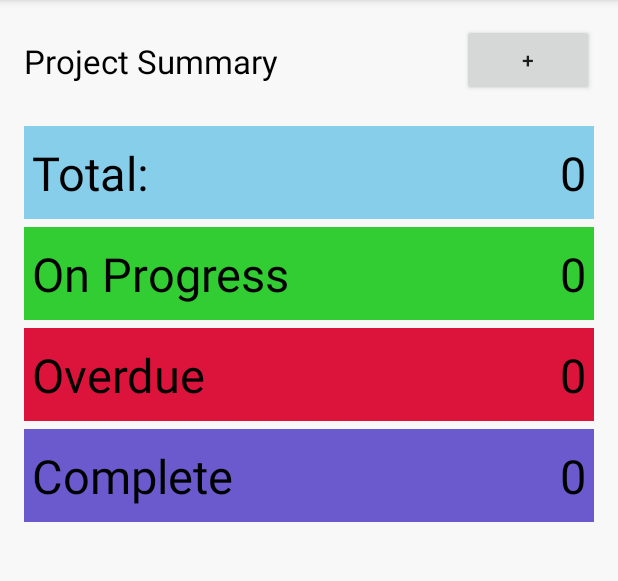
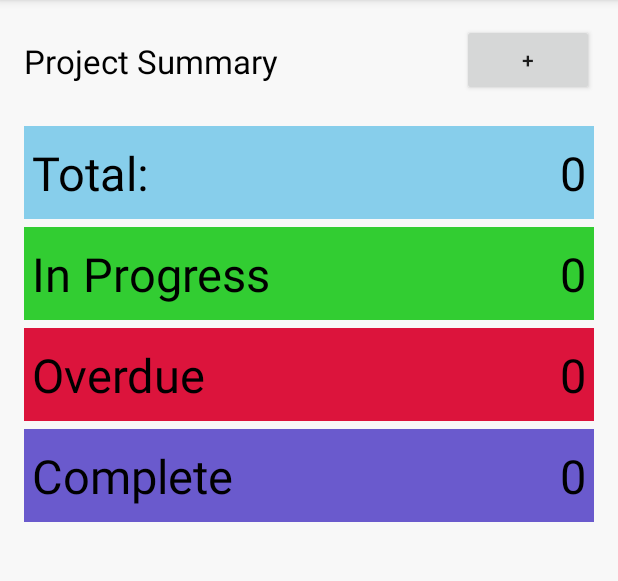
Before and after one commit to jeremy-kunzhou/TickTeeforAndroid, an Android app: the MainActivity screen opened directly, with no data from a screen before it, on a phone screen of 412 x 824 dp, the part 84-665 px from its top. Run offline under Robolectric (Android 15) with nearby library versions, the phone set to English and light mode, and no system bars.

```diff
--- a/app/src/main/res/layout/activity_main.xml
+++ b/app/src/main/res/layout/activity_main.xml
@@ -62,7 +62,7 @@
                 android:layout_width="match_parent"
                 android:layout_height="wrap_content"
                 android:orientation="horizontal"
-                android:background="#87CEEB"
+                android:background="@color/normal_status"
                 android:onClick="llTotalClick">
                 <TextView
                     android:layout_width="0dp"
@@ -95,13 +95,13 @@
                 android:orientation="horizontal"
                 android:layout_width="match_parent"
                 android:layout_height="wrap_content"
-                android:background="#32CD32"
+                android:background="@color/in_progress_status"
                 android:layout_marginTop="5sp">
 
                 <TextView
                     android:layout_width="0dp"
                     android:layout_height="fill_parent"
-                    android:text="@string/on_progress"
+                    android:text="@string/in_progress"
                     android:layout_weight="0.6"
                     android:textSize="@dimen/summary_text_size"
                     android:gravity="center_vertical|start"
@@ -130,7 +130,7 @@
                 android:layout_width="match_parent"
                 android:layout_height="wrap_content"
                 android:id="@+id/linearLayout"
-                android:background="#DC143C"
+                android:background="@color/overdue_status"
                 android:layout_marginTop="5sp">
 
                 <TextView
@@ -165,7 +165,7 @@
                 android:layout_width="match_parent"
                 android:layout_height="wrap_content"
                 android:id="@+id/linearLayout2"
-                android:background="#6A5ACD"
+                android:background="@color/complete_status"
                 android:layout_marginTop="5sp">
 
                 <TextView
--- a/app/src/main/res/values/colors.xml
+++ b/app/src/main/res/values/colors.xml
@@ -5,4 +5,8 @@
     <color name="progress_gray_dark">#FF383838</color>
 
     <color name="main_color">#00BFFF</color>
+    <color name="normal_status">#87CEEB</color>
+    <color name="in_progress_status">#32CD32</color>
+    <color name="overdue_status">#DC143C</color>
+    <color name="complete_status">#6A5ACD</color>
 </resources>
--- a/app/src/main/res/values/strings.xml
+++ b/app/src/main/res/values/strings.xml
@@ -23,7 +23,7 @@
     <string name="menu_logout">Sign out</string>
     <string name="projects_summary">Project Summary</string>
     <string name="total_projects">Total:</string>
-    <string name="on_progress">On Progress</string>
+    <string name="in_progress">In Progress</string>
     <string name="overdue">Overdue</string>
     <string name="complete">Complete</string>
     <string name="title_item_list">Items</string>
@@ -66,5 +66,6 @@
     <string name="confirm_delete_project">Continue to remove this project?</string>
     <string name="yes">Yes</string>
     <string name="no">No</string>
+    <string name="unknown">Unknown</string>
 
 </resources>
```
Also changed, not shown: app/src/main/java/com/huhukun/tickteeforandroid/ProjectCursorAdapter.java (added, +72 -0 lines), app/src/main/java/com/huhukun/tickteeforandroid/ProjectListAdapter.java (deleted, +0 -54 lines), app/src/main/java/com/huhukun/tickteeforandroid/ProjectListFragment.java (+8 -24 lines).
